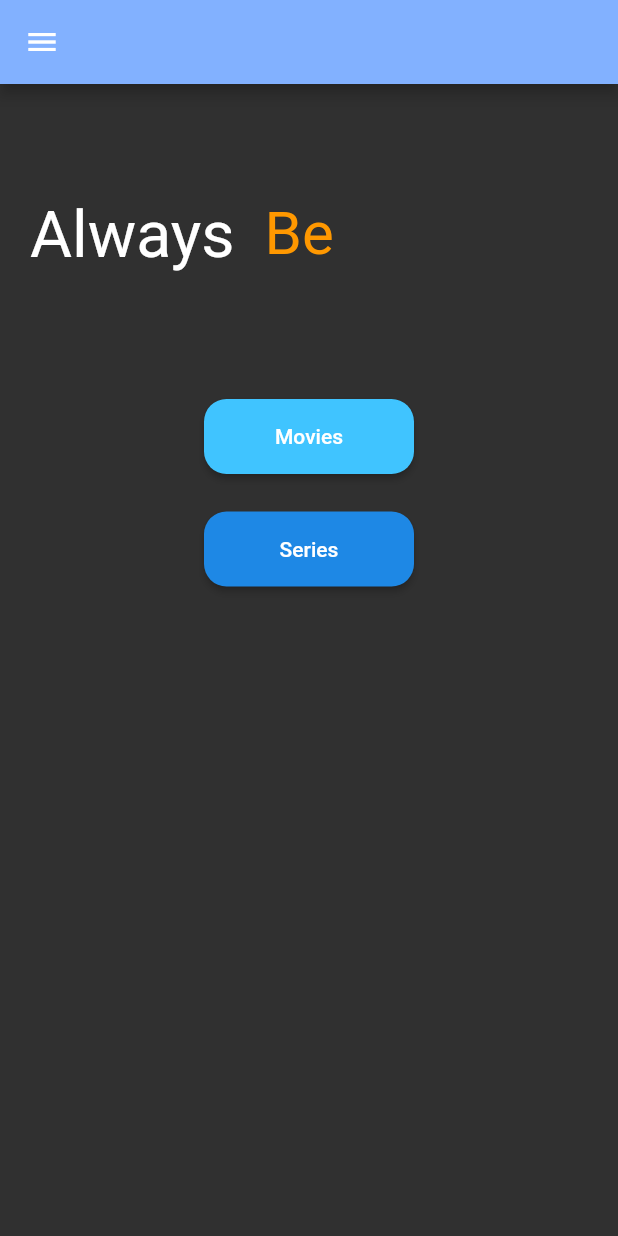
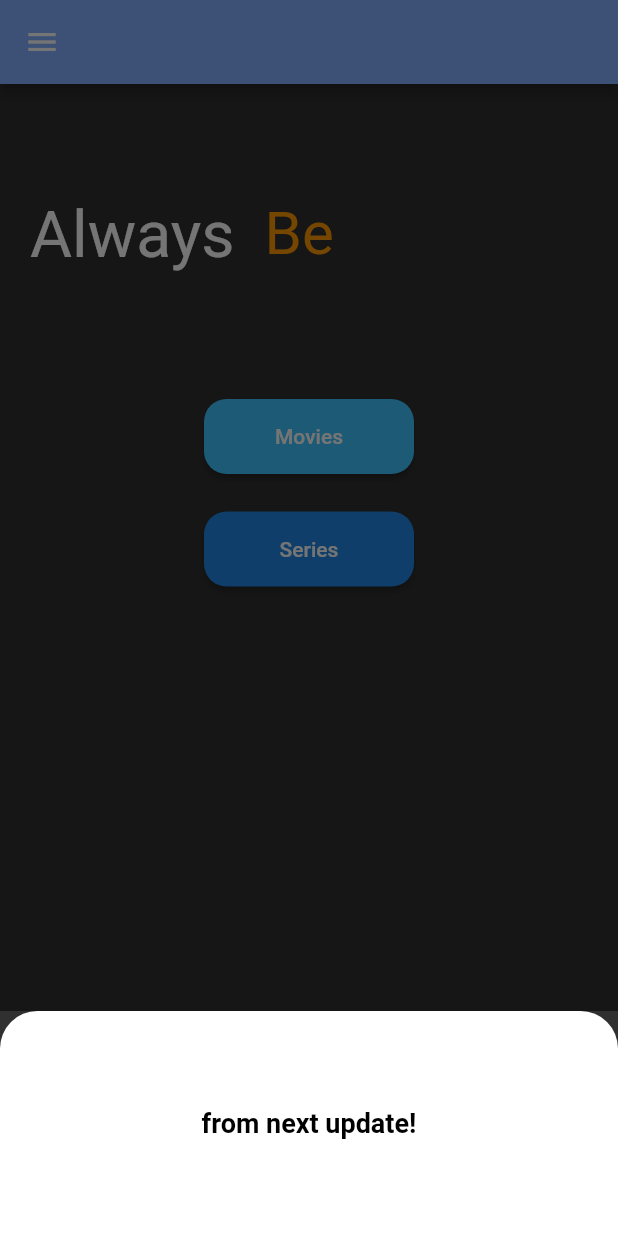
Before and after one commit to kaushik397/AlwaysFirst, a Flutter app: the screen it shows after launch, after a tap on "Series", on a phone screen of 412 x 824 dp. Run offline on Flutter 3.47's test engine with Material 2 defaults, Android fonts, the phone set to English and light mode, and no system bars; our stand-ins replace animated_text_kit, badges, firebase_core, firebase_database, flare_flutter, flutter_icons and 3 more; missing offline and left inert: flutter_webview_plugin, internet_speed_test, qr_code_scanner; accounts and stored records are empty.

```diff
--- a/lib/Functions/home.dart
+++ b/lib/Functions/home.dart
@@ -1,31 +1,20 @@
 import 'package:AlwaysFirst/Functions/Required_movie.dart';
 import 'package:AlwaysFirst/Functions/info.dart';
 import 'package:AlwaysFirst/Functions/internet_speed.dart';
+import 'package:AlwaysFirst/Functions/qr_scanner.dart';
 import 'package:AlwaysFirst/Functions/team.dart';
 import 'package:flutter/material.dart';
 import 'package:AlwaysFirst/movies/movies.dart';
 import 'package:animated_text_kit/animated_text_kit.dart';
-//import 'package:wave/wave.dart';
-import 'package:flutter_sinusoidals/flutter_sinusoidals.dart';
+//import 'package:flare_flutter/flare_actor.dart';
+import 'package:flutter/rendering.dart';
 
 class HomePage extends StatefulWidget {
   @override
   _HomePageState createState() => _HomePageState();
 }
 
-const _colors = [
-  Colors.brown,
-  Colors.amber,
-  Colors.teal,
-  Colors.cyan,
-  Colors.blue,
-  Colors.grey
-];
-
 class _HomePageState extends State<HomePage> {
-  static const _amplitude = 45.0;
-  static const _waves = 3.0;
-  static const _height = 200.0;
   @override
   Widget build(BuildContext context) {
     return Scaffold(
@@ -48,7 +37,16 @@ class _HomePageState extends State<HomePage> {
               ),
               Padding(
                 padding: const EdgeInsets.all(8.0),
-                child: ListTile(
+                child: ClipRRect(
+                  borderRadius: BorderRadius.only(
+                    topLeft: Radius.circular(32),
+                    bottomLeft: Radius.circular(32),
+                  ),
+                  child: Column(
+                    children: [
+                      ListTile(
+                        selectedTileColor: Colors.white,
+                        // true,
                         leading: Icon(Icons.info),
                         title: Text(
                           'Info',
@@ -62,10 +60,12 @@ class _HomePageState extends State<HomePage> {
                               ));
                         },
                       ),
-              ),
+                      //todo
                       Padding(
                         padding: const EdgeInsets.all(8.0),
                         child: ListTile(
+                          selectedTileColor: Colors.white,
+                          // true,
                           leading: Icon(Icons.group),
                           title: Text(
                             'Team',
@@ -82,7 +82,30 @@ class _HomePageState extends State<HomePage> {
                           },
                         ),
                       ),
+                      Padding(
+                        padding: const EdgeInsets.all(8.0),
+                        child: ListTile(
+                          selectedTileColor: Colors.white,
+                          // true,
+                          leading: Icon(Icons.qr_code),
+                          title: Text(
+                            'QR scanner',
+                            style: TextStyle(fontSize: 18),
+                          ),
+                          onTap: () {
+                            Navigator.push(
+                                context,
+                                MaterialPageRoute(
+                                  builder: (context) => QRViewExample(),
+                                ));
+                            // Update the state of the app.
+                            // ...
+                          },
+                        ),
+                      ),
                       ListTile(
+                        selectedTileColor: Colors.white,
+                        // true,
                         leading: Icon(Icons.score),
                         title: Text(
                           'Ur internet speed',
@@ -97,6 +120,8 @@ class _HomePageState extends State<HomePage> {
                         },
                       ),
                       ListTile(
+                        // true,
+                        selectedTileColor: Colors.white,
                         leading: Icon(Icons.movie),
                         title: Text(
                           'wish',
@@ -128,6 +153,10 @@ class _HomePageState extends State<HomePage> {
                     ],
                   ),
                 ),
+              )
+            ],
+          ),
+        ),
         body: SingleChildScrollView(
           child: Center(
             child: Column(
@@ -137,7 +166,6 @@ class _HomePageState extends State<HomePage> {
                 SizedBox(
                   height: 50,
                 ),
-
                 Row(
                   children: <Widget>[
                     SizedBox(width: 20.0, height: 100.0),
@@ -160,6 +188,7 @@ class _HomePageState extends State<HomePage> {
                 SizedBox(
                   height: 50.0,
                   width: 140.0,
+                  // ignore: deprecated_member_use
                   child: RaisedButton(
                     child: Text('Movies'),
                     color: Colors.lightBlueAccent,
@@ -176,12 +205,34 @@ class _HomePageState extends State<HomePage> {
                   ),
                 ),
                 SizedBox(height: 25),
-
                 SizedBox(
                   height: 50,
                   width: 140.0,
+                  // ignore: deprecated_member_use
                   child: RaisedButton(
-                    onPressed: () {},
+                    onPressed: () {
+                      showModalBottomSheet(
+                          context: context,
+                          builder: (BuildContext bc) {
+                            return Container(
+                              decoration: BoxDecoration(
+                                  borderRadius: BorderRadius.only(
+                                      topLeft: Radius.circular(25),
+                                      topRight: Radius.circular(25)),
+                                  color: Colors.white),
+                              height: 150,
+                              child: Center(
+                                child: Text(
+                                  'from next update!',
+                                  style: TextStyle(
+                                      fontSize: 18,
+                                      color: Colors.black,
+                                      fontWeight: FontWeight.bold),
+                                ),
+                              ),
+                            );
+                          });
+                    },
                     child: Text('Series'),
                     shape: RoundedRectangleBorder(
                       borderRadius: BorderRadius.circular(15.0),
--- a/lib/main.dart
+++ b/lib/main.dart
@@ -4,6 +4,7 @@ import 'package:flutter/material.dart';
 import 'Functions/home.dart';
 import 'package:splashscreen/splashscreen.dart';
 
+//import 'package:flare_splash_screen/flare_splash_screen.dart';
 void main() {
   runApp(MyApp());
 }
```
Also changed, not shown: lib/Functions/Required_movie.dart (+55 -34 lines), lib/Functions/info.dart (+14 -1 lines), lib/Functions/qr_scanner.dart (added, +153 -0 lines), lib/movies/movies.dart (+25 -7 lines), pubspec.yaml (+9 -4 lines), pubspec.lock, 2 other files. Lines whose indentation alone changed are shown as unchanged.
